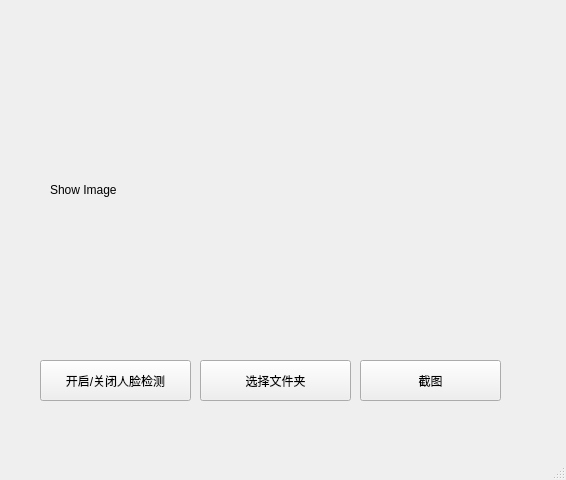
The window that mainwindow.ui (JustinJia19/Qt_StartCamera1) describes before a commit, drawn with Qt 5.
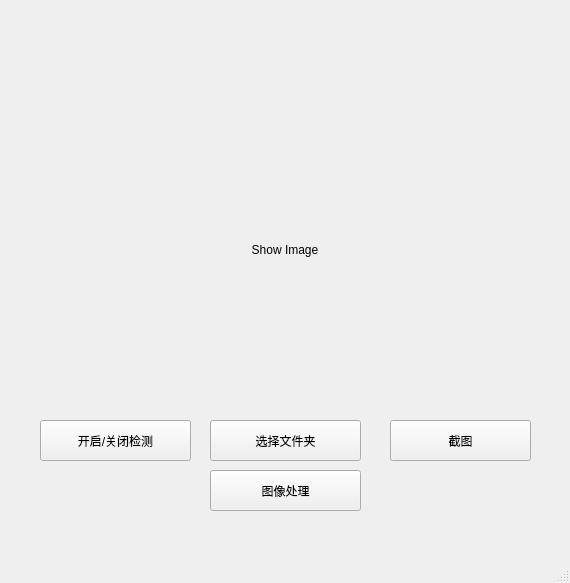
The same window after the commit.

The edit to the form file:
```diff
--- a/mainwindow.ui
+++ b/mainwindow.ui
@@ -6,8 +6,8 @@
    <rect>
     <x>0</x>
     <y>0</y>
-    <width>566</width>
-    <height>480</height>
+    <width>570</width>
+    <height>583</height>
    </rect>
   </property>
   <property name="windowTitle">
@@ -17,8 +17,8 @@
    <widget class="QLabel" name="label">
     <property name="geometry">
      <rect>
-      <x>50</x>
-      <y>40</y>
+      <x>60</x>
+      <y>100</y>
       <width>450</width>
       <height>300</height>
      </rect>
@@ -38,25 +38,28 @@
     <property name="text">
      <string>Show Image</string>
     </property>
+    <property name="alignment">
+     <set>Qt::AlignCenter</set>
+    </property>
    </widget>
    <widget class="QPushButton" name="DetectBtn">
     <property name="geometry">
      <rect>
       <x>40</x>
-      <y>360</y>
+      <y>420</y>
       <width>151</width>
       <height>41</height>
      </rect>
     </property>
     <property name="text">
-     <string>开启/关闭人脸检测</string>
+     <string>开启/关闭检测</string>
     </property>
    </widget>
    <widget class="QPushButton" name="ChooseBtn">
     <property name="geometry">
      <rect>
-      <x>200</x>
-      <y>360</y>
+      <x>210</x>
+      <y>420</y>
       <width>151</width>
       <height>41</height>
      </rect>
@@ -68,8 +71,8 @@
    <widget class="QPushButton" name="shotBtn">
     <property name="geometry">
      <rect>
-      <x>360</x>
-      <y>360</y>
+      <x>390</x>
+      <y>420</y>
       <width>141</width>
       <height>41</height>
      </rect>
@@ -78,6 +81,37 @@
      <string>截图</string>
     </property>
    </widget>
+   <widget class="QPushButton" name="ChildBtn">
+    <property name="geometry">
+     <rect>
+      <x>210</x>
+      <y>470</y>
+      <width>151</width>
+      <height>41</height>
+     </rect>
+    </property>
+    <property name="text">
+     <string>图像处理</string>
+    </property>
+   </widget>
+   <widget class="QLabel" name="text_label">
+    <property name="geometry">
+     <rect>
+      <x>60</x>
+      <y>20</y>
+      <width>451</width>
+      <height>61</height>
+     </rect>
+    </property>
+    <property name="font">
+     <font>
+      <pointsize>12</pointsize>
+     </font>
+    </property>
+    <property name="text">
+     <string/>
+    </property>
+   </widget>
   </widget>
   <widget class="QMenuBar" name="menubar">
    <property name="geometry">
```
Left out of the diff: 2 changed lines with no effect on the pictures.
